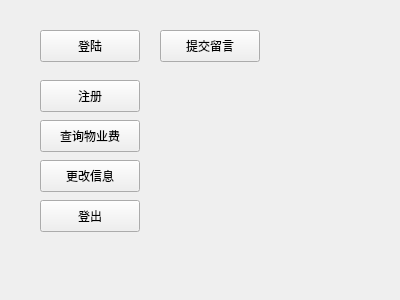
First picture: the form in modules/UI/UI_resourse/mainwinUI.ui, repository kekekuli/PropertyManager, before the edit.
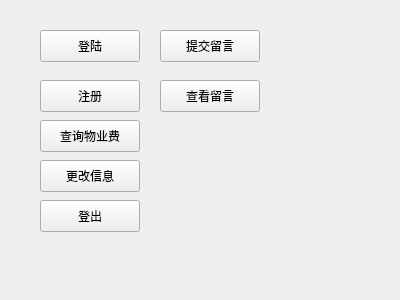
Second picture: the form after the edit.

```diff
--- a/modules/UI/UI_resourse/mainwinUI.ui
+++ b/modules/UI/UI_resourse/mainwinUI.ui
@@ -91,6 +91,19 @@
     <string>提交留言</string>
    </property>
   </widget>
+  <widget class="QPushButton" name="showmsg">
+   <property name="geometry">
+    <rect>
+     <x>160</x>
+     <y>80</y>
+     <width>100</width>
+     <height>32</height>
+    </rect>
+   </property>
+   <property name="text">
+    <string>查看留言</string>
+   </property>
+  </widget>
  </widget>
  <resources/>
  <connections/>
```
